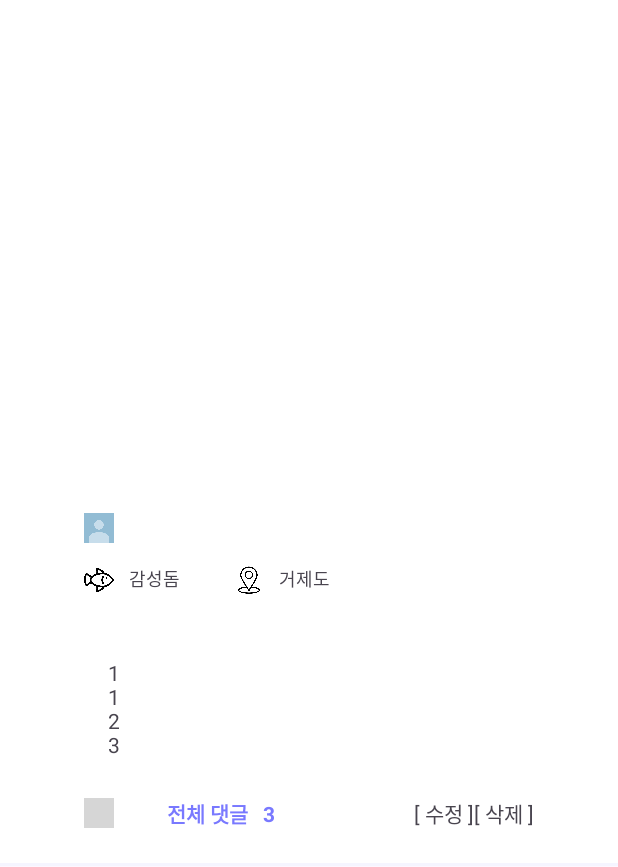
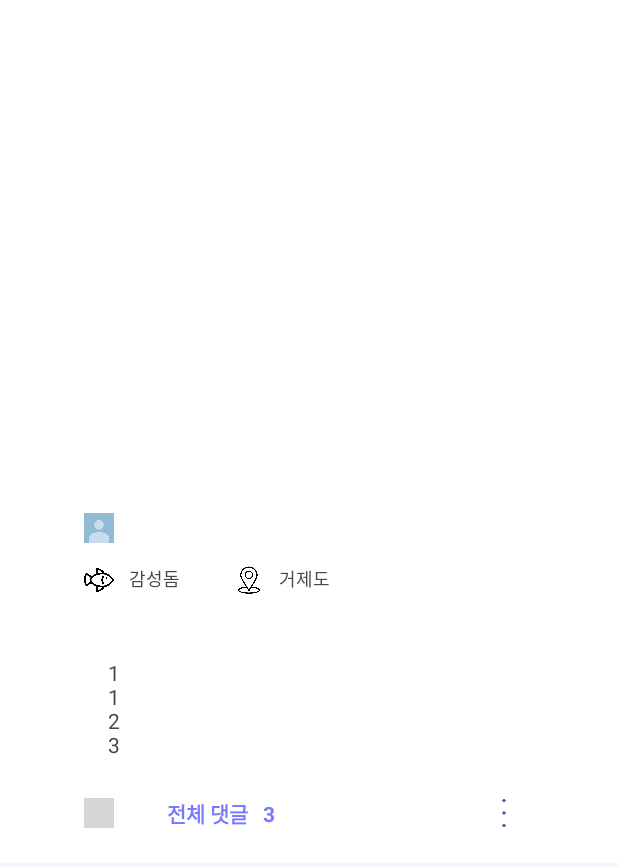
Before and after one commit to DoYeon999/Kotlin_Application_Project, an Android app: the layout item_main_board_post.xml on its own in the app's theme, with its tools: preview values and no code run, on a phone screen of 412 x 824 dp. Shown: the top 867 px of the screen. Run offline under Robolectric (Android 15) with nearby library versions, the phone set to English and light mode, and no system bars; grey boxes are pictures that could not be loaded.

Commit message:
popup commit

```diff
--- a/app/src/main/res/layout/item_main_board_post.xml
+++ b/app/src/main/res/layout/item_main_board_post.xml
@@ -204,36 +204,17 @@
                 android:textStyle="bold"
                 tools:text="3" />
 
-            <TextView
-                android:id="@+id/tv_modify_content"
-                android:layout_width="wrap_content"
-                android:layout_height="wrap_content"
-                android:text="[ 수정 ]"
+            <Button
+                android:id="@+id/bt_popup"
+                android:layout_width="20dp"
+                android:layout_height="20dp"
+                android:text="popup"
+                android:adjustViewBounds="true"
+                android:background="@drawable/thebogy"
+                android:layout_marginLeft="270dp"
                 app:layout_constraintBottom_toBottomOf="parent"
-                app:layout_constraintEnd_toStartOf="@id/tv_delete_content"
-                app:layout_constraintTop_toTopOf="parent" />
-
-            <TextView
-                android:id="@+id/tv_delete_content"
-                android:layout_width="wrap_content"
-                android:layout_height="wrap_content"
-                android:text="[ 삭제 ]"
-                app:layout_constraintBottom_toBottomOf="parent"
-                app:layout_constraintEnd_toEndOf="parent"
-                app:layout_constraintTop_toTopOf="parent" />
-
-<!--            <Button-->
-<!--                android:id="@+id/popup"-->
-<!--                android:layout_width="20dp"-->
-<!--                android:layout_height="20dp"-->
-<!--                android:onClick="onClick"-->
-<!--                android:text="popup"-->
-<!--                android:adjustViewBounds="true"-->
-<!--                android:background="@drawable/thebogy"-->
-<!--                android:layout_marginLeft="270dp"-->
-<!--                app:layout_constraintBottom_toBottomOf="parent"-->
-<!--                app:layout_constraintStart_toStartOf="parent"-->
-<!--                app:layout_constraintTop_toTopOf="parent"/>-->
+                app:layout_constraintStart_toStartOf="parent"
+                app:layout_constraintTop_toTopOf="parent"/>
 
 
         </androidx.constraintlayout.widget.ConstraintLayout>
```
Also changed, not shown: app/src/main/java/com/example/myapplication/community/AdapterBoard.kt (+124 -29 lines).
